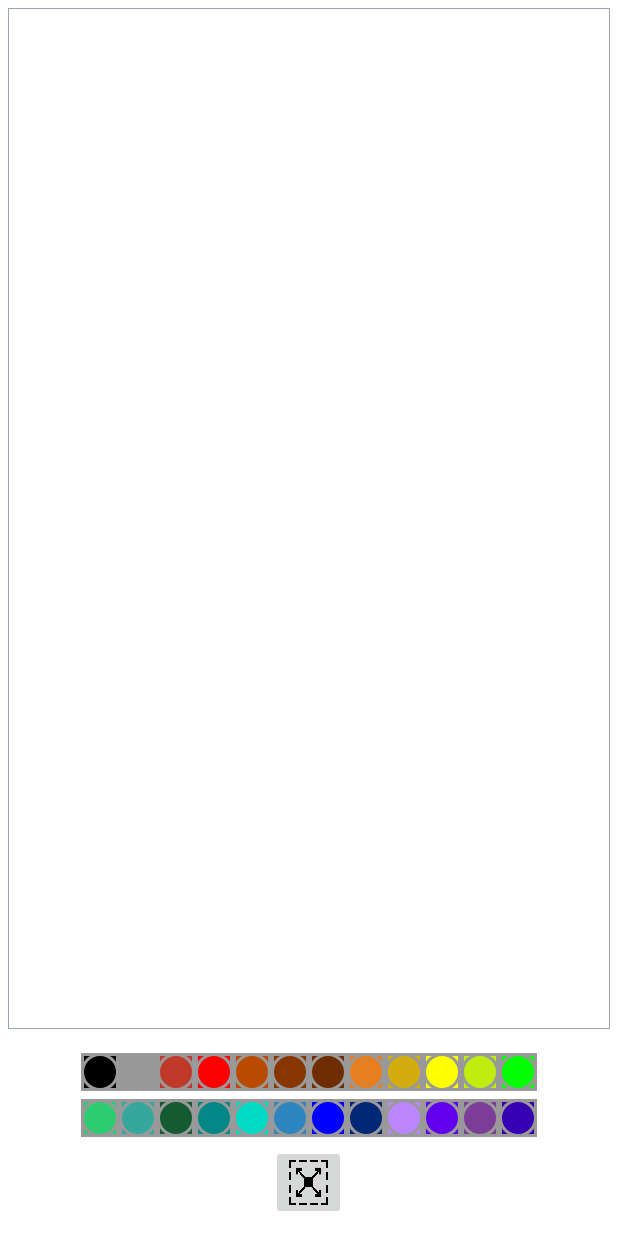
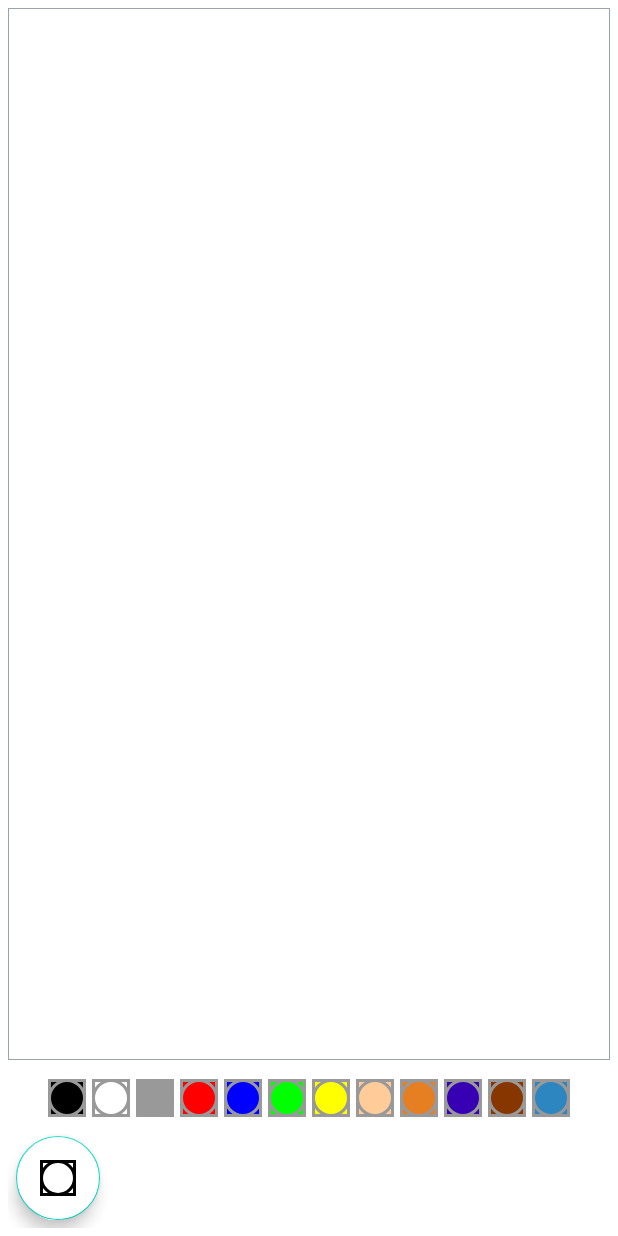
Before and after one commit to denzelbell/QuickSketch, an Android app: the screen it shows after launch (MainActivity), on a phone screen of 412 x 824 dp. Run offline under Robolectric (Android 15) with nearby library versions, the phone set to English and light mode, and no system bars.

Commit message:
- Added color pallet and click color feature

```diff
--- a/app/src/main/res/layout/activity_main.xml
+++ b/app/src/main/res/layout/activity_main.xml
@@ -1,5 +1,6 @@
 <?xml version="1.0" encoding="utf-8"?>
-<androidx.constraintlayout.widget.ConstraintLayout xmlns:android="http://schemas.android.com/apk/res/android"
+<androidx.constraintlayout.widget.ConstraintLayout
+    xmlns:android="http://schemas.android.com/apk/res/android"
     xmlns:app="http://schemas.android.com/apk/res-auto"
     xmlns:tools="http://schemas.android.com/tools"
     android:layout_width="match_parent"
@@ -20,6 +21,7 @@
         app:layout_constraintTop_toTopOf="parent"
         />
 
+
     <LinearLayout
         android:id="@+id/ll_paint_color"
         android:layout_width="match_parent"
@@ -31,267 +33,163 @@
         app:layout_constraintBottom_toBottomOf="parent"
         >
 
-        <!-- Row 1 -->
         <LinearLayout
-            android:id="@+id/ll_paint_colors_1"
             android:layout_width="match_parent"
             android:layout_height="wrap_content"
+            android:paddingBottom="5dp"
+            android:orientation="horizontal"
             android:gravity="center"
-            android:orientation="horizontal"
-            android:layout_margin="5dp"
             >
-            <!-- Black -->
+
             <ImageButton
                 android:layout_width="25dp"
                 android:layout_height="25dp"
+                android:layout_margin="2dp"
+                android:onClick="paintClicked"
                 android:contentDescription="color_pallet"
                 android:background="@color/black"
                 android:src="@drawable/pallet_normal"
                 android:tag="@color/black"
                 />
-            <!-- Grey -->
+
             <ImageButton
                 android:layout_width="25dp"
                 android:layout_height="25dp"
+                android:layout_margin="2dp"
+                android:onClick="paintClicked"
+                android:contentDescription="color_pallet"
+                android:background="@color/white"
+                android:src="@drawable/pallet_normal"
+                android:tag="@color/white"
+                />
+
+            <ImageButton
+                android:layout_width="25dp"
+                android:layout_height="25dp"
+                android:layout_margin="2dp"
+                android:onClick="paintClicked"
                 android:contentDescription="color_pallet"
                 android:background="@color/grey"
                 android:src="@drawable/pallet_normal"
-                android:tag="@color/grey"
+                android:tag="@color/sky_blue"
                 />
-            <!-- Ruby -->
+
             <ImageButton
                 android:layout_width="25dp"
                 android:layout_height="25dp"
-                android:contentDescription="color_pallet"
-                android:background="@color/ruby"
-                android:src="@drawable/pallet_normal"
-                android:tag="@color/ruby"
-                />
-            <!-- Red -->
-            <ImageButton
-                android:layout_width="25dp"
-                android:layout_height="25dp"
+                android:layout_margin="2dp"
+                android:onClick="paintClicked"
                 android:contentDescription="color_pallet"
                 android:background="@color/red"
                 android:src="@drawable/pallet_normal"
                 android:tag="@color/red"
                 />
-            <!-- Light Brown -->
+
             <ImageButton
                 android:layout_width="25dp"
                 android:layout_height="25dp"
+                android:layout_margin="2dp"
+                android:onClick="paintClicked"
                 android:contentDescription="color_pallet"
-                android:background="@color/light_brown"
+                android:background="@color/blue"
                 android:src="@drawable/pallet_normal"
-                android:tag="@color/light_brown"
+                android:tag="@color/blue"
                 />
-            <!-- Brown -->
+
             <ImageButton
                 android:layout_width="25dp"
                 android:layout_height="25dp"
-                android:contentDescription="color_pallet"
-                android:background="@color/brown"
-                android:src="@drawable/pallet_normal"
-                android:tag="@color/brown"
-                />
-            <!-- Dark Brown -->
-            <ImageButton
-                android:layout_width="25dp"
-                android:layout_height="25dp"
-                android:contentDescription="color_pallet"
-                android:background="@color/dark_brown"
-                android:src="@drawable/pallet_normal"
-                android:tag="@color/dark_brown"
-                />
-            <!-- Orange -->
-            <ImageButton
-                android:layout_width="25dp"
-                android:layout_height="25dp"
-                android:contentDescription="color_pallet"
-                android:background="@color/orange"
-                android:src="@drawable/pallet_normal"
-                android:tag="@color/orange"
-                />
-            <!-- Gold -->
-            <ImageButton
-                android:layout_width="25dp"
-                android:layout_height="25dp"
-                android:contentDescription="color_pallet"
-                android:background="@color/gold"
-                android:src="@drawable/pallet_normal"
-                android:tag="@color/gold"
-                />
-            <!-- Yellow -->
-            <ImageButton
-                android:layout_width="25dp"
-                android:layout_height="25dp"
-                android:contentDescription="color_pallet"
-                android:background="@color/yellow"
-                android:src="@drawable/pallet_normal"
-                android:tag="@color/yellow"
-                />
-            <!-- Lime -->
-            <ImageButton
-                android:layout_width="25dp"
-                android:layout_height="25dp"
-                android:contentDescription="color_pallet"
-                android:background="@color/lime"
-                android:src="@drawable/pallet_normal"
-                android:tag="@color/lime"
-                />
-            <!-- Green -->
-            <ImageButton
-                android:layout_width="25dp"
-                android:layout_height="25dp"
+                android:layout_margin="2dp"
+                android:onClick="paintClicked"
                 android:contentDescription="color_pallet"
                 android:background="@color/green"
                 android:src="@drawable/pallet_normal"
                 android:tag="@color/green"
                 />
 
-        </LinearLayout>
-
-        <!-- Row 2 -->
-        <LinearLayout
-            android:id="@+id/ll_paint_colors_2"
-            android:layout_width="match_parent"
-            android:layout_height="wrap_content"
-            android:gravity="center"
-            android:orientation="horizontal"
-            >
-
-            <!-- Mint -->
             <ImageButton
                 android:layout_width="25dp"
                 android:layout_height="25dp"
+                android:layout_margin="2dp"
+                android:onClick="paintClicked"
                 android:contentDescription="color_pallet"
-                android:background="@color/mint"
+                android:background="@color/yellow"
                 android:src="@drawable/pallet_normal"
-                android:tag="@color/mint"
+                android:tag="@color/yellow"
                 />
-            <!-- Lollipop -->
+
             <ImageButton
                 android:layout_width="25dp"
                 android:layout_height="25dp"
+                android:layout_margin="2dp"
+                android:onClick="paintClicked"
                 android:contentDescription="color_pallet"
-                android:background="@color/lollipop"
+                android:background="@color/cream"
                 android:src="@drawable/pallet_normal"
-                android:tag="@color/lollipop"
+                android:tag="@color/cream"
                 />
-            <!-- Dark Green -->
+
             <ImageButton
                 android:layout_width="25dp"
                 android:layout_height="25dp"
+                android:layout_margin="2dp"
+                android:onClick="paintClicked"
                 android:contentDescription="color_pallet"
-                android:background="@color/dark_green"
+                android:background="@color/orange"
                 android:src="@drawable/pallet_normal"
-                android:tag="@color/dark_green"
+                android:tag="@color/orange"
                 />
-            <!-- Teal 700-->
+
             <ImageButton
                 android:layout_width="25dp"
                 android:layout_height="25dp"
+                android:layout_margin="2dp"
+                android:onClick="paintClicked"
                 android:contentDescription="color_pallet"
-                android:background="@color/teal_700"
+                android:background="@color/purple_700"
                 android:src="@drawable/pallet_normal"
-                android:tag="@color/teal_700"
+                android:tag="@color/purple_700"
                 />
-            <!-- Teal 200 -->
+
             <ImageButton
                 android:layout_width="25dp"
                 android:layout_height="25dp"
+                android:layout_margin="2dp"
+                android:onClick="paintClicked"
                 android:contentDescription="color_pallet"
-                android:background="@color/teal_200"
+                android:background="@color/brown"
                 android:src="@drawable/pallet_normal"
-                android:tag="@color/teal_200"
+                android:tag="@color/brown"
                 />
-            <!-- Sky Blue -->
+
             <ImageButton
                 android:layout_width="25dp"
                 android:layout_height="25dp"
+                android:layout_margin="2dp"
+                android:onClick="paintClicked"
                 android:contentDescription="color_pallet"
                 android:background="@color/sky_blue"
                 android:src="@drawable/pallet_normal"
                 android:tag="@color/sky_blue"
                 />
-            <!-- Blue -->
-            <ImageButton
-                android:layout_width="25dp"
-                android:layout_height="25dp"
-                android:contentDescription="color_pallet"
-                android:background="@color/blue"
-                android:src="@drawable/pallet_normal"
-                android:tag="@color/blue"
-                />
-            <!-- Dark Blue -->
-            <ImageButton
-                android:layout_width="25dp"
-                android:layout_height="25dp"
-                android:contentDescription="color_pallet"
-                android:background="@color/dark_blue"
-                android:src="@drawable/pallet_normal"
-                android:tag="@color/dark_blue"
-                />
-            <!-- Purple 200 -->
-            <ImageButton
-                android:layout_width="25dp"
-                android:layout_height="25dp"
-                android:contentDescription="color_pallet"
-                android:background="@color/purple_200"
-                android:src="@drawable/pallet_normal"
-                android:tag="@color/purple_200"
-                />
-            <!-- Purple 500 -->
-            <ImageButton
-                android:layout_width="25dp"
-                android:layout_height="25dp"
-                android:contentDescription="color_pallet"
-                android:background="@color/purple_500"
-                android:src="@drawable/pallet_normal"
-                android:tag="@color/purple_500"
-                />
-            <!-- Purple -->
-            <ImageButton
-                android:layout_width="25dp"
-                android:layout_height="25dp"
-                android:contentDescription="color_pallet"
-                android:background="@color/purple"
-                android:src="@drawable/pallet_normal"
-                android:tag="@color/purple"
-                />
-            <!-- Purple 700 -->
-            <ImageButton
-                android:layout_width="25dp"
-                android:layout_height="25dp"
-                android:contentDescription="color_pallet"
-                android:background="@color/purple_700"
-                android:src="@drawable/pallet_normal"
-                android:tag="@color/purple_700"
-                />
+
+
+
         </LinearLayout>
 
-    <LinearLayout
-        android:layout_width="match_parent"
-        android:layout_height="wrap_content"
-        android:orientation="horizontal"
-        android:gravity="center"
-        app:layout_constraintTop_toBottomOf="@id/ll_paint_color"
-        app:layout_constraintBottom_toBottomOf="parent"
-        >
-
-
-        <ImageButton
+        <com.google.android.material.floatingactionbutton.FloatingActionButton
             android:id="@+id/ib_brush_size"
-            android:layout_width="50dp"
-            android:layout_height="50dp"
+            android:layout_width="wrap_content"
+            android:layout_height="wrap_content"
             android:src="@drawable/ic_brush_size"
             android:contentDescription="brush_size"
             android:scaleType="fitXY"
             android:layout_margin="5dp"
+            android:backgroundTint="@color/white"
             />
+
 
 
 </LinearLayout>
 
-    </LinearLayout>
 </androidx.constraintlayout.widget.ConstraintLayout>
```
